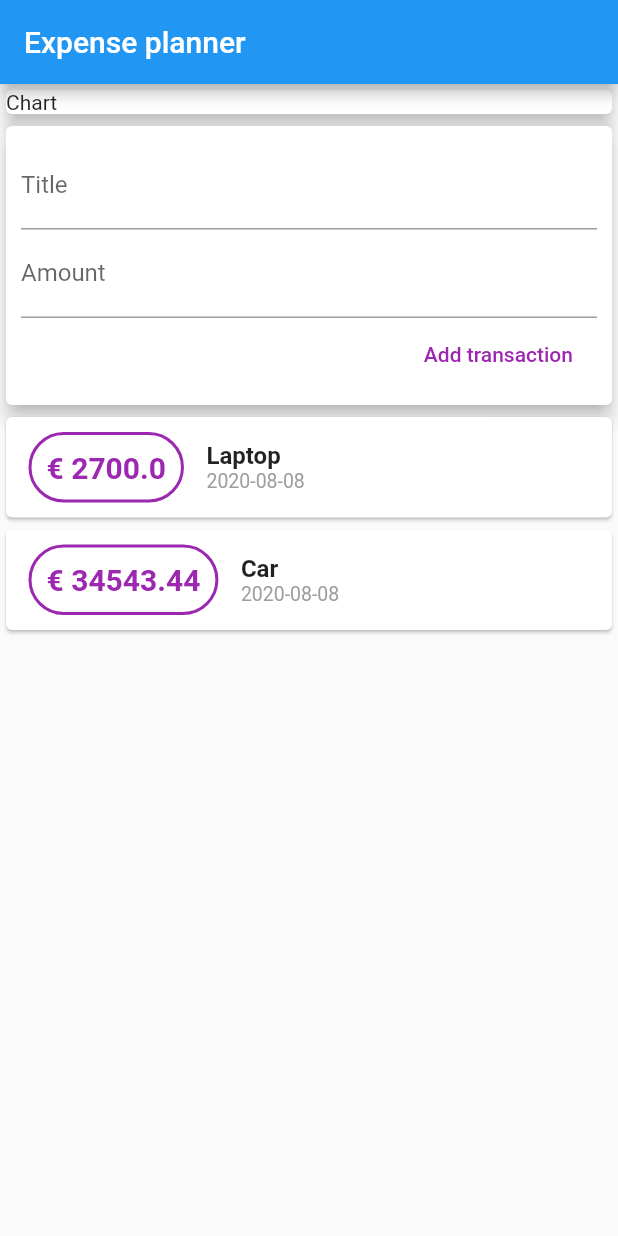
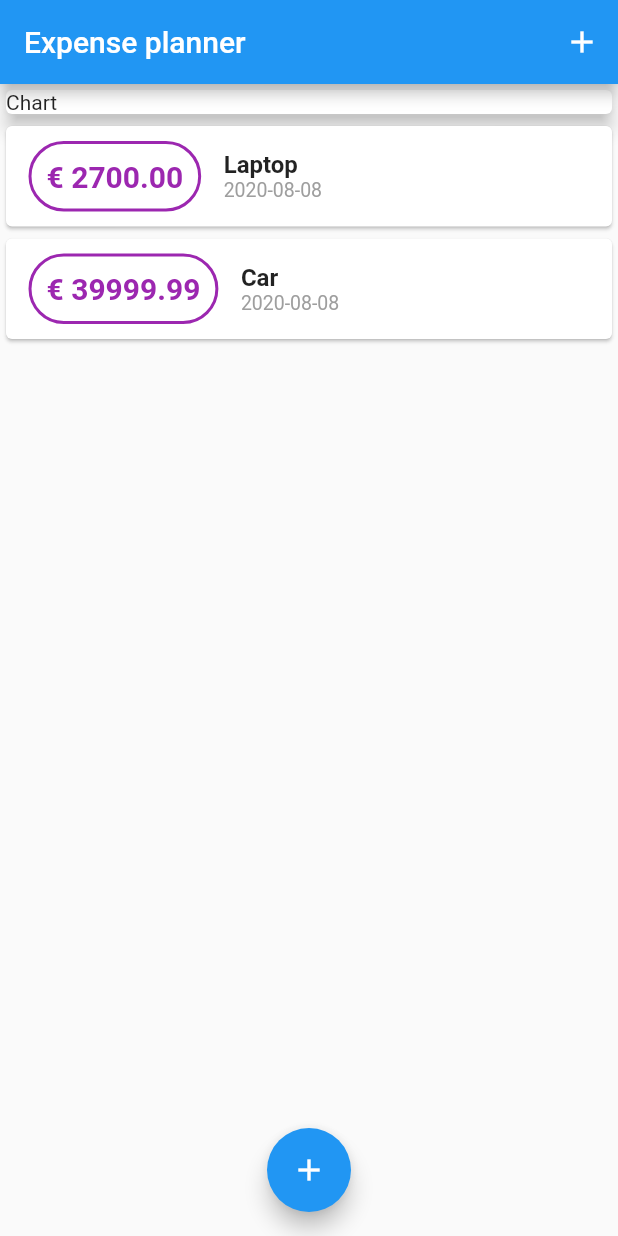
Before and after one commit to ClumsyPenguin/FlutterTutorial, a Flutter app: the screen it shows after launch, on a phone screen of 412 x 824 dp. Run offline on Flutter 3.47's test engine with Material 2 defaults, Android fonts, the phone set to English and light mode, and no system bars.

```diff
--- a/finance/lib/main.dart
+++ b/finance/lib/main.dart
@@ -1,6 +1,8 @@
-import './widgets/user_transaction.dart';
+import 'package:finance/widgets/transaction_list.dart';
+import './widgets/new_transaction.dart';
 import 'package:flutter/cupertino.dart';
 import 'package:flutter/material.dart';
+import './models/transaction.dart';
 
 void main() {
   runApp(MyApp());
@@ -15,14 +17,67 @@ class MyApp extends StatelessWidget {
   }
 }
 
-class MyHomePage extends StatelessWidget {
+class MyHomePage extends StatefulWidget {
+  @override
+  _MyHomePageState createState() => _MyHomePageState();
+}
+
+class _MyHomePageState extends State<MyHomePage> {
+  void _startAddNewTransaction(BuildContext ctx) {
+    showModalBottomSheet(
+      context: ctx,
+      builder: (_) {
+        return GestureDetector(
+          onTap: () {},
+          child: NewTransaction(_addNewTransaction),
+          behavior: HitTestBehavior.opaque,
+        );
+      },
+    );
+  }
+
+  final List<Transaction> _transactionList = [
+    Transaction(
+      id: '1',
+      title: 'Laptop',
+      amount: 2700,
+      date: DateTime.now(),
+    ),
+    Transaction(
+      id: '2',
+      title: 'Car',
+      amount: 39999.99,
+      date: DateTime.now(),
+    ),
+  ];
+
+  void _addNewTransaction(String txTitle, double txAmount) {
+    final newTx = Transaction(
+      title: txTitle,
+      amount: txAmount,
+      id: _transactionList.length.toString(),
+      date: DateTime.now(),
+    );
+
+    setState(() {
+      _transactionList.add(newTx);
+    });
+  }
+
   @override
   Widget build(BuildContext context) {
     return Scaffold(
-        appBar: AppBar(
-          title: Text('Expense planner'),
-        ),
-        body: Column(
+      appBar: AppBar(
+        title: Text('Expense planner'),
+        actions: <Widget>[
+          IconButton(
+            icon: Icon(Icons.add),
+            onPressed: () => _startAddNewTransaction(context),
+          )
+        ],
+      ),
+      body: SingleChildScrollView(
+        child: Column(
           mainAxisAlignment: MainAxisAlignment.start,
           crossAxisAlignment: CrossAxisAlignment.stretch,
           children: [
@@ -33,8 +88,15 @@ class MyHomePage extends StatelessWidget {
                 elevation: 5,
               ),
             ),
-            UserTransaction(),
+            TransactionList(_transactionList)
           ],
-        ));
+        ),
+      ),
+      floatingActionButtonLocation: FloatingActionButtonLocation.centerFloat,
+      floatingActionButton: FloatingActionButton(
+        child: Icon(Icons.add),
+        onPressed: () => _startAddNewTransaction(context),
+      ),
+    );
   }
 }
--- a/finance/lib/widgets/transaction_list.dart
+++ b/finance/lib/widgets/transaction_list.dart
@@ -10,10 +10,10 @@ class TransactionList extends StatelessWidget {
   @override
   Widget build(BuildContext context) {
     return Container(
-      height: 450,
-      child: SingleChildScrollView(
-        child: Column(
-          children: transactions.map((tx) {
+      height: 375,
+      child: ListView.builder(
+        //renders only visible items
+        itemBuilder: (ctx, index) {
           return Card(
             child: Row(
               children: <Widget>[
@@ -27,7 +27,7 @@ class TransactionList extends StatelessWidget {
                           style: BorderStyle.solid)),
                   margin: EdgeInsets.symmetric(horizontal: 15, vertical: 10),
                   child: Text(
-                      '\€ ${tx.amount}',
+                    '\€ ${transactions[index].amount.toStringAsFixed(2)}',
                     style: TextStyle(
                       fontWeight: FontWeight.bold,
                       fontSize: 20,
@@ -39,14 +39,14 @@ class TransactionList extends StatelessWidget {
                   crossAxisAlignment: CrossAxisAlignment.start,
                   children: <Widget>[
                     Text(
-                        tx.title,
+                      transactions[index].title,
                       style: TextStyle(
                         fontSize: 16,
                         fontWeight: FontWeight.bold,
                       ),
                     ),
                     Text(
-                        DateFormat('yyyy-MM-dd').format(tx.date),
+                      DateFormat('yyyy-MM-dd').format(transactions[index].date),
                       style: TextStyle(
                         color: Colors.grey,
                         fontSize: 13,
@@ -57,8 +57,8 @@ class TransactionList extends StatelessWidget {
               ],
             ),
           );
-          }).toList(),
-        ),
+        },
+        itemCount: transactions.length,
       ),
     );
   }
--- a/finance/lib/widgets/user_transaction.dart
+++ /dev/null
@@ -1,49 +0,0 @@
-import 'package:flutter/material.dart';
-import './new_transaction.dart';
-import './transaction_list.dart';
-import '../models/transaction.dart';
-
-class UserTransaction extends StatefulWidget {
-  @override
-  _UserTransactionState createState() => _UserTransactionState();
-}
-
-class _UserTransactionState extends State<UserTransaction> {
-  final List<Transaction> _transactionList = [
-    Transaction(
-      id: '1',
-      title: 'Laptop',
-      amount: 2700.0,
-      date: DateTime.now(),
-    ),
-    Transaction(
-      id: '2',
-      title: 'Car',
-      amount: 34543.44,
-      date: DateTime.now(),
-    ),
-  ];
-
-  void _addNewTransaction(String txTitle, double txAmount) {
-    final newTx = Transaction(
-      title: txTitle,
-      amount: txAmount,
-      id: _transactionList.length.toString(),
-      date: DateTime.now(),
-    );
-
-    setState(() {
-      _transactionList.add(newTx);
-    });
-  }
-
-  @override
-  Widget build(BuildContext context) {
-    return Column(
-      children: <Widget>[
-        NewTransaction(_addNewTransaction),
-        TransactionList(_transactionList),
-      ],
-    );
-  }
-}
```
Also changed, not shown: finance/lib/widgets/new_transaction.dart (+27 -7 lines). Lines whose indentation alone changed are shown as unchanged.
